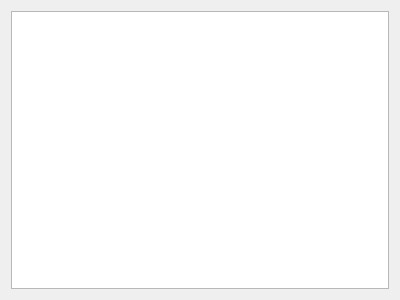
Before: the Qt Designer form scenario_manager/ui_forms/form_resource.ui in Brookke/SEPR-Assessment3, drawn with Qt 5.
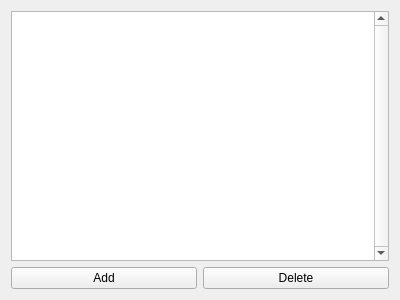
After: the same form once the commit is applied.

Commit message: Add functionality to add and remove resources

What changed in the file:
```diff
--- a/scenario_manager/ui_forms/form_resource.ui
+++ b/scenario_manager/ui_forms/form_resource.ui
@@ -12,7 +12,35 @@
   </property>
   <layout class="QGridLayout" name="gridLayout">
    <item row="0" column="0">
-    <widget class="QListView" name="resource_list"/>
+    <widget class="QListView" name="resource_list">
+     <property name="verticalScrollBarPolicy">
+      <enum>Qt::ScrollBarAlwaysOn</enum>
+     </property>
+     <property name="selectionMode">
+      <enum>QAbstractItemView::ExtendedSelection</enum>
+     </property>
+     <property name="modelColumn">
+      <number>0</number>
+     </property>
+    </widget>
+   </item>
+   <item row="2" column="0">
+    <layout class="QHBoxLayout" name="control_buttons_layout">
+     <item>
+      <widget class="QPushButton" name="add_button">
+       <property name="text">
+        <string>Add</string>
+       </property>
+      </widget>
+     </item>
+     <item>
+      <widget class="QPushButton" name="delete_button">
+       <property name="text">
+        <string>Delete</string>
+       </property>
+      </widget>
+     </item>
+    </layout>
    </item>
   </layout>
  </widget>
```
Left out of the diff: 39 changed lines with no effect on the pictures. The commit also changes 1 other file.
